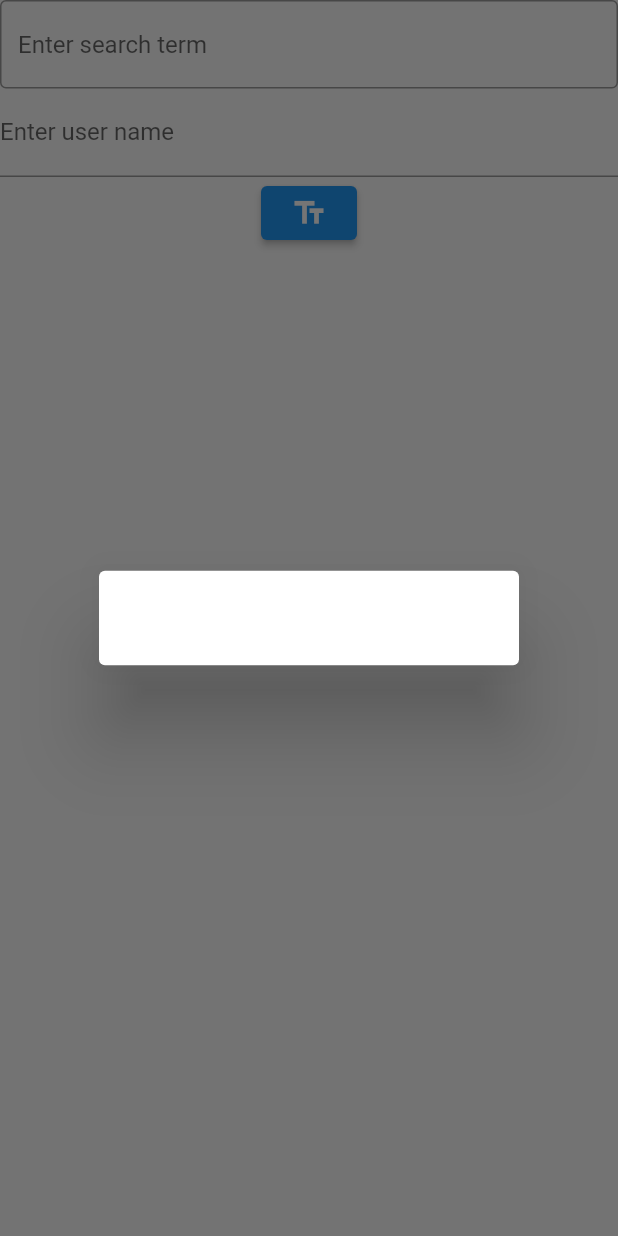
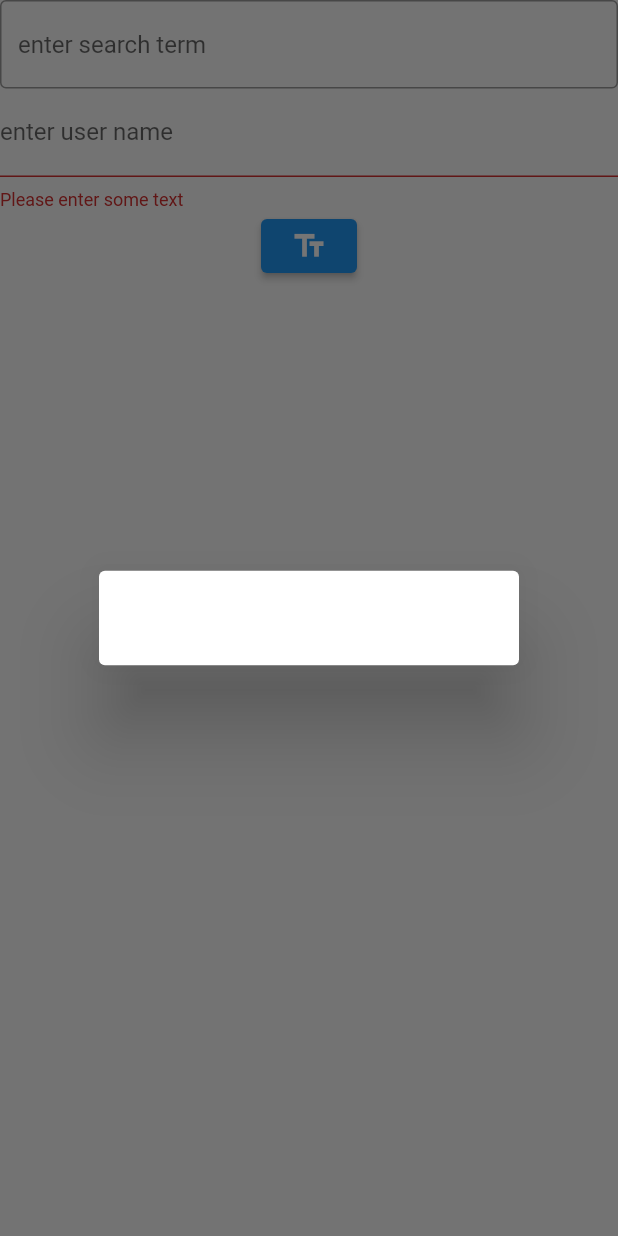
Before and after one commit to SreekumarAlan/flutter_app, a Flutter app: the MyForm screen opened directly, after a tap on the "text fields" icon, on a phone screen of 412 x 824 dp. Run offline on Flutter 3.47's test engine with Material 2 defaults, Android fonts, the phone set to English and light mode, and no system bars.

```diff
--- a/lib/textfield.dart
+++ b/lib/textfield.dart
@@ -26,6 +26,7 @@ class MyCustomForm extends StatefulWidget {
 
 class _MyCustomFormState extends State<MyCustomForm> {
   final myController = TextEditingController();
+  final _formKey = GlobalKey<FormState>();
 
   @override
   void dispose() {
@@ -35,30 +36,53 @@ class _MyCustomFormState extends State<MyCustomForm> {
 
   @override
   Widget build(BuildContext context) {
-    return Column(
+    return Form(
+      key: _formKey,
+      child: Column(
         children: [
           TextField(
             decoration: InputDecoration(
-              border: OutlineInputBorder(), hintText: 'Enter search term'),
+                border: OutlineInputBorder(), hintText: 'enter search term'),
             controller: myController,
           ),
           TextFormField(
-          onChanged: (text){
+            validator: (text){
+
+              if (text == null || text.isEmpty) {
+                return 'Please enter some text';
+              }
+              return null;
+            }
+            ,onChanged: (text){
             print('First text field: $text (${text.characters.length})');
           },
             decoration: InputDecoration(
-              border: UnderlineInputBorder(), labelText: 'Enter user name'),
+                border: UnderlineInputBorder(),
+                labelText: 'enter user name'
+            ),
           ),
           ElevatedButton(
-            onPressed: () {
-              showDialog(
-                  context: context,
-                  builder: (context) {
+              onPressed: (){
+                validateMyFields(context,_formKey);
+                showDialog(context: context,
+                    builder: (context){
                       return AlertDialog(content: Text(myController.text));
                     });
               },
-            child: Icon(Icons.text_fields))
+              child: Icon(
+                  Icons.text_fields
+              ))
         ],
+      ),
     );
   }
 }
+void validateMyFields(BuildContext context, GlobalKey<FormState> formKey) {
+  if (formKey.currentState!.validate()) {
+    // If the form is valid, display a snackbar. In the real world,
+    // you'd often call a server or save the information in a database.
+    ScaffoldMessenger.of(context).showSnackBar(
+      const SnackBar(content: Text('Processing Data')),
+    );
+  }
+}
```
Lines whose indentation alone changed are shown as unchanged.
